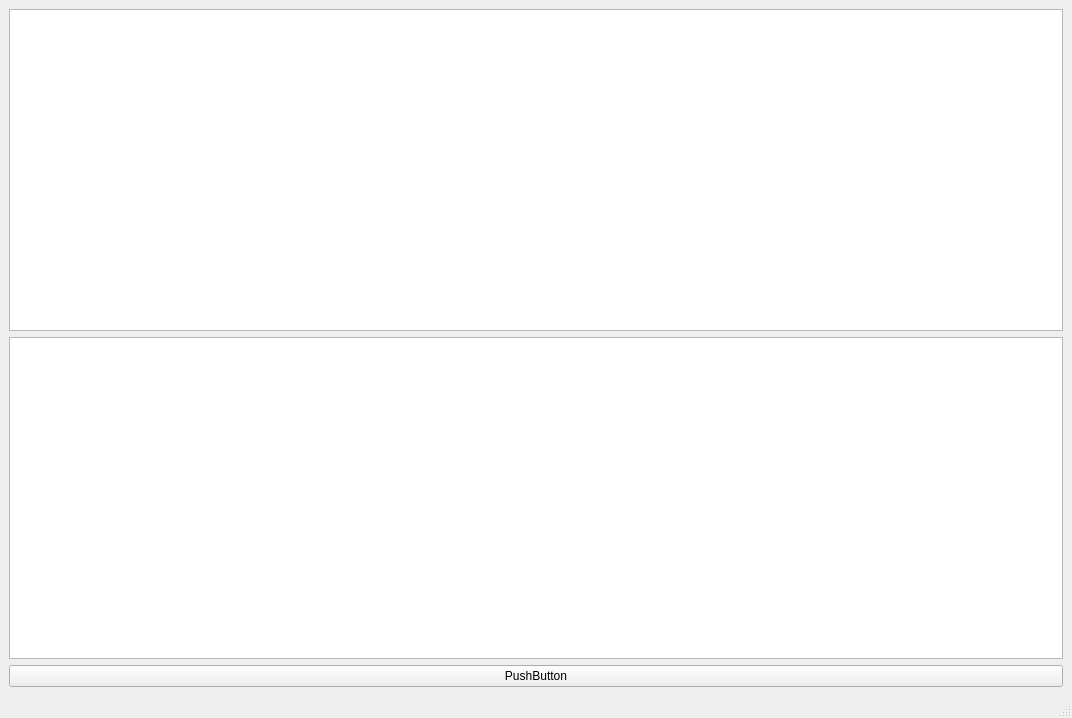
First picture: the form in UI/visualise.ui, repository 472714747/Answer-Visualisation, before the edit.
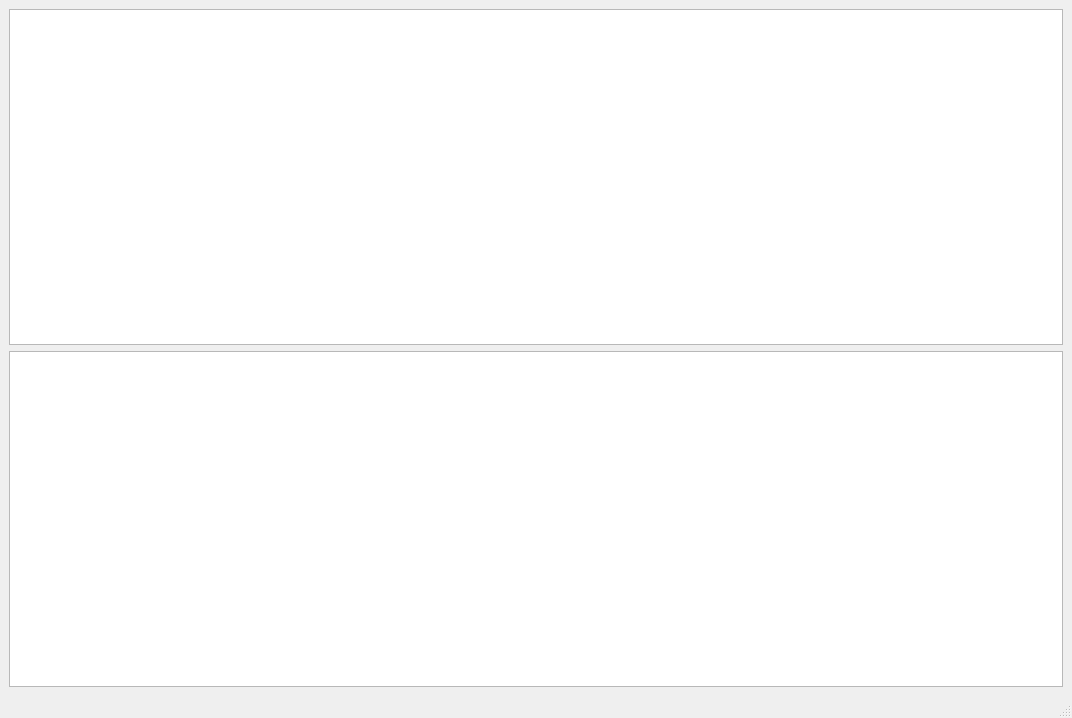
Second picture: the form after the edit.

What changed in the file:
```diff
--- a/UI/visualise.ui
+++ b/UI/visualise.ui
@@ -15,19 +15,12 @@
   </property>
   <widget class="QWidget" name="centralwidget">
    <layout class="QGridLayout" name="gridLayout">
-    <item row="2" column="0">
-     <widget class="QGraphicsView" name="graphicsView"/>
-    </item>
-    <item row="4" column="0">
-     <widget class="QPushButton" name="pushButton">
-      <property name="text">
-       <string>PushButton</string>
-      </property>
-     </widget>
-    </item>
     <item row="3" column="0">
      <widget class="QGraphicsView" name="graphicsView_2"/>
     </item>
+    <item row="2" column="0">
+     <widget class="QGraphicsView" name="graphicsView"/>
+    </item>
    </layout>
   </widget>
   <widget class="QMenuBar" name="menubar">
```
